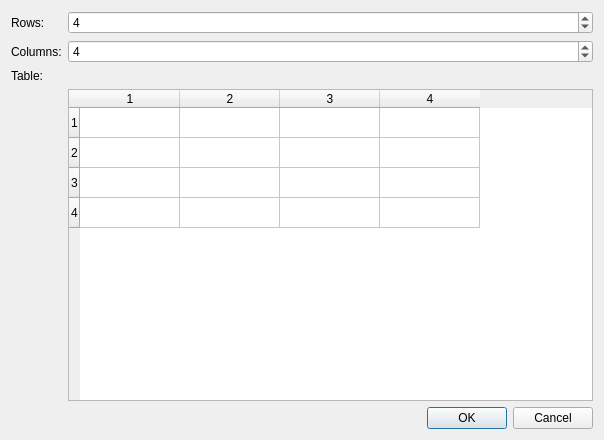
Before: the Qt Designer form app/tabletooldialog.ui in samuel-liyi/CuteMarkEd, drawn with Qt 5.
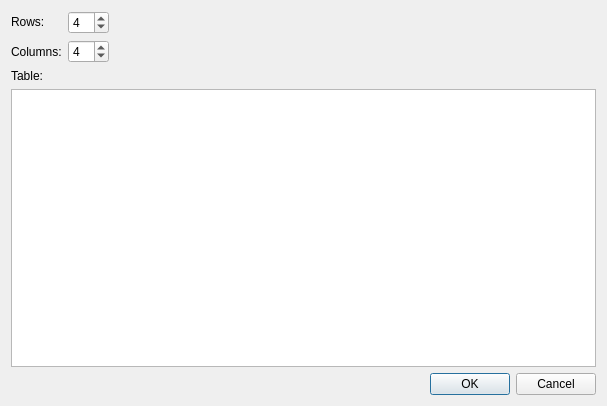
After: the same form once the commit is applied. Custom widgets are drawn as their Qt base class.

The edit to the form file:
```diff
--- a/app/tabletooldialog.ui
+++ b/app/tabletooldialog.ui
@@ -6,8 +6,8 @@
    <rect>
     <x>0</x>
     <y>0</y>
-    <width>604</width>
-    <height>440</height>
+    <width>607</width>
+    <height>406</height>
    </rect>
   </property>
   <property name="sizePolicy">
@@ -25,16 +25,34 @@
   <property name="windowTitle">
    <string>Insert Table</string>
   </property>
-  <layout class="QFormLayout" name="formLayout">
-   <item row="0" column="0">
-    <widget class="QLabel" name="rowsLabel">
-     <property name="text">
-      <string>Rows:</string>
+  <property name="modal">
+   <bool>true</bool>
+  </property>
+  <layout class="QGridLayout" name="gridLayout">
+   <item row="1" column="1">
+    <widget class="QSpinBox" name="columnsSpinBox">
+     <property name="sizePolicy">
+      <sizepolicy hsizetype="Fixed" vsizetype="Fixed">
+       <horstretch>0</horstretch>
+       <verstretch>0</verstretch>
+      </sizepolicy>
+     </property>
+     <property name="minimum">
+      <number>1</number>
+     </property>
+     <property name="value">
+      <number>4</number>
      </property>
     </widget>
    </item>
    <item row="0" column="1">
     <widget class="QSpinBox" name="rowsSpinBox">
+     <property name="sizePolicy">
+      <sizepolicy hsizetype="Fixed" vsizetype="Fixed">
+       <horstretch>0</horstretch>
+       <verstretch>0</verstretch>
+      </sizepolicy>
+     </property>
      <property name="minimum">
       <number>2</number>
      </property>
@@ -43,6 +61,19 @@
      </property>
     </widget>
    </item>
+   <item row="0" column="0">
+    <widget class="QLabel" name="rowsLabel">
+     <property name="sizePolicy">
+      <sizepolicy hsizetype="Fixed" vsizetype="Fixed">
+       <horstretch>0</horstretch>
+       <verstretch>0</verstretch>
+      </sizepolicy>
+     </property>
+     <property name="text">
+      <string>Rows:</string>
+     </property>
+    </widget>
+   </item>
    <item row="1" column="0">
     <widget class="QLabel" name="columnsLabel">
      <property name="text">
@@ -50,24 +81,7 @@
      </property>
     </widget>
    </item>
-   <item row="1" column="1">
-    <widget class="QSpinBox" name="columnsSpinBox">
-     <property name="minimum">
-      <number>1</number>
-     </property>
-     <property name="value">
-      <number>4</number>
-     </property>
-    </widget>
-   </item>
-   <item row="2" column="0">
-    <widget class="QLabel" name="tableLabel">
-     <property name="text">
-      <string>Table:</string>
-     </property>
-    </widget>
-   </item>
-   <item row="4" column="0" colspan="2">
+   <item row="4" column="2">
     <widget class="QDialogButtonBox" name="buttonBox">
      <property name="orientation">
       <enum>Qt::Horizontal</enum>
@@ -77,38 +91,41 @@
      </property>
     </widget>
    </item>
-   <item row="3" column="1">
-    <widget class="QTableWidget" name="tableWidget">
+   <item row="3" column="0" colspan="3">
+    <widget class="Spreadsheet" name="tableWidget">
      <property name="sizePolicy">
       <sizepolicy hsizetype="Expanding" vsizetype="Expanding">
-       <horstretch>0</horstretch>
+       <horstretch>1</horstretch>
        <verstretch>1</verstretch>
       </sizepolicy>
      </property>
-     <property name="minimumSize">
-      <size>
-       <width>103</width>
-       <height>57</height>
-      </size>
+     <property name="sizeAdjustPolicy">
+      <enum>QAbstractScrollArea::AdjustToContents</enum>
      </property>
-     <property name="rowCount">
-      <number>4</number>
+    </widget>
+   </item>
+   <item row="2" column="0">
+    <widget class="QLabel" name="tableLabel">
+     <property name="sizePolicy">
+      <sizepolicy hsizetype="Fixed" vsizetype="Fixed">
+       <horstretch>0</horstretch>
+       <verstretch>0</verstretch>
+      </sizepolicy>
      </property>
-     <property name="columnCount">
-      <number>4</number>
+     <property name="text">
+      <string>Table:</string>
      </property>
-     <row/>
-     <row/>
-     <row/>
-     <row/>
-     <column/>
-     <column/>
-     <column/>
-     <column/>
     </widget>
    </item>
   </layout>
  </widget>
+ <customwidgets>
+  <customwidget>
+   <class>Spreadsheet</class>
+   <extends>QTableWidget</extends>
+   <header location="global">spreadsheet.h</header>
+  </customwidget>
+ </customwidgets>
  <resources/>
  <connections>
   <connection>
```
Left out of the diff: 43 changed lines with no effect on the pictures.
